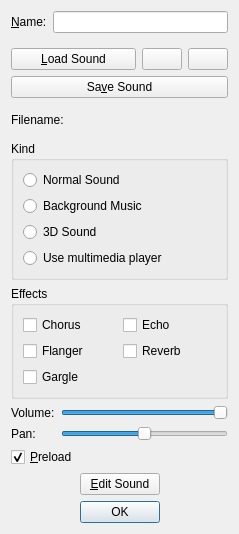
Before: the Qt Designer form src/editor/dialogs/soundpropertiesdialog.ui in 0xFEEDC0DE64/QtGameMaker, drawn with Qt 5.
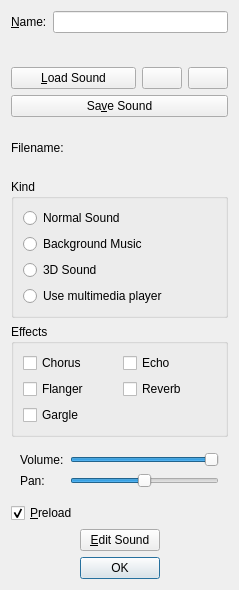
After: the same form once the commit is applied. Icons and pictures are not drawn.

```diff
--- a/src/editor/dialogs/soundpropertiesdialog.ui
+++ b/src/editor/dialogs/soundpropertiesdialog.ui
@@ -7,7 +7,7 @@
     <x>0</x>
     <y>0</y>
     <width>239</width>
-    <height>534</height>
+    <height>590</height>
    </rect>
   </property>
   <property name="windowTitle">
@@ -194,7 +194,8 @@
     </widget>
    </item>
    <item>
-    <layout class="QFormLayout" name="formLayout_2">
+    <widget class="QWidget" name="widgetSliders" native="true">
+     <layout class="QFormLayout" name="formLayoutSliders">
      <item row="0" column="0">
       <widget class="QLabel" name="labelVolume">
        <property name="text">
@@ -254,6 +255,7 @@
       </widget>
      </item>
     </layout>
+    </widget>
    </item>
    <item>
     <widget class="QCheckBox" name="checkBoxPreload">
```
Left out of the diff: 12 changed lines with no effect on the pictures. Lines whose indentation alone changed are shown as unchanged.
